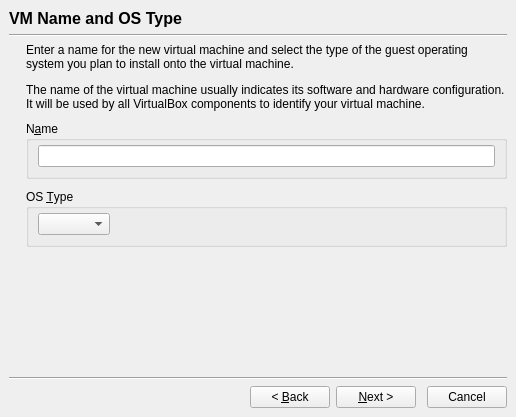
The window that vbox/src/VBox/Frontends/VirtualBox4/ui/VBoxNewVMWzd.ui (jljuxgm/vboxgit) describes before a commit, drawn with Qt 5.
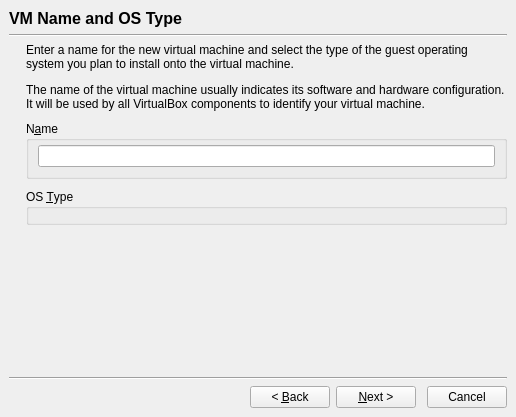
The same window after the commit. The open tabs and pages were chosen to show the change. Icons and pictures are not drawn. Custom widgets are drawn as their Qt base class.

```diff
--- a/vbox/src/VBox/Frontends/VirtualBox4/ui/VBoxNewVMWzd.ui
+++ b/vbox/src/VBox/Frontends/VirtualBox4/ui/VBoxNewVMWzd.ui
@@ -335,60 +335,7 @@
                <number>4</number>
               </property>
               <item>
-               <layout class="QVBoxLayout" >
-                <property name="spacing" >
-                 <number>0</number>
-                </property>
-                <item>
-                 <widget class="QComboBox" name="mCbOS" >
-                  <property name="sizePolicy" >
-                   <sizepolicy vsizetype="Fixed" hsizetype="Minimum" >
-                    <horstretch>0</horstretch>
-                    <verstretch>0</verstretch>
-                   </sizepolicy>
-                  </property>
-                 </widget>
-                </item>
-                <item>
-                 <spacer>
-                  <property name="orientation" >
-                   <enum>Qt::Vertical</enum>
-                  </property>
-                  <property name="sizeType" >
-                   <enum>QSizePolicy::Expanding</enum>
-                  </property>
-                  <property name="sizeHint" >
-                   <size>
-                    <width>0</width>
-                    <height>0</height>
-                   </size>
-                  </property>
-                 </spacer>
-                </item>
-               </layout>
-              </item>
-              <item>
-               <spacer>
-                <property name="orientation" >
-                 <enum>Qt::Horizontal</enum>
-                </property>
-                <property name="sizeHint" >
-                 <size>
-                  <width>0</width>
-                  <height>0</height>
-                 </size>
-                </property>
-               </spacer>
-              </item>
-              <item>
-               <widget class="QLabel" name="mPmOS" >
-                <property name="text" >
-                 <string/>
-                </property>
-                <property name="alignment" >
-                 <set>Qt::AlignHCenter|Qt::AlignTop</set>
-                </property>
-               </widget>
+               <widget class="VBoxOSTypeSelectorWidget" name="mOSTypeSelector" />
               </item>
              </layout>
             </widget>
@@ -1217,6 +1164,11 @@
    <extends>QLabel</extends>
    <header>QILabel.h</header>
   </customwidget>
+  <customwidget>
+   <class>VBoxOSTypeSelectorWidget</class>
+   <extends>QWidget</extends>
+   <header>VBoxOSTypeSelectorWidget.h</header>
+  </customwidget>
   <customwidget>
    <class>VBoxMediaComboBox</class>
    <extends>QComboBox</extends>
```
Left out of the diff: 2 changed lines with no effect on the pictures.
